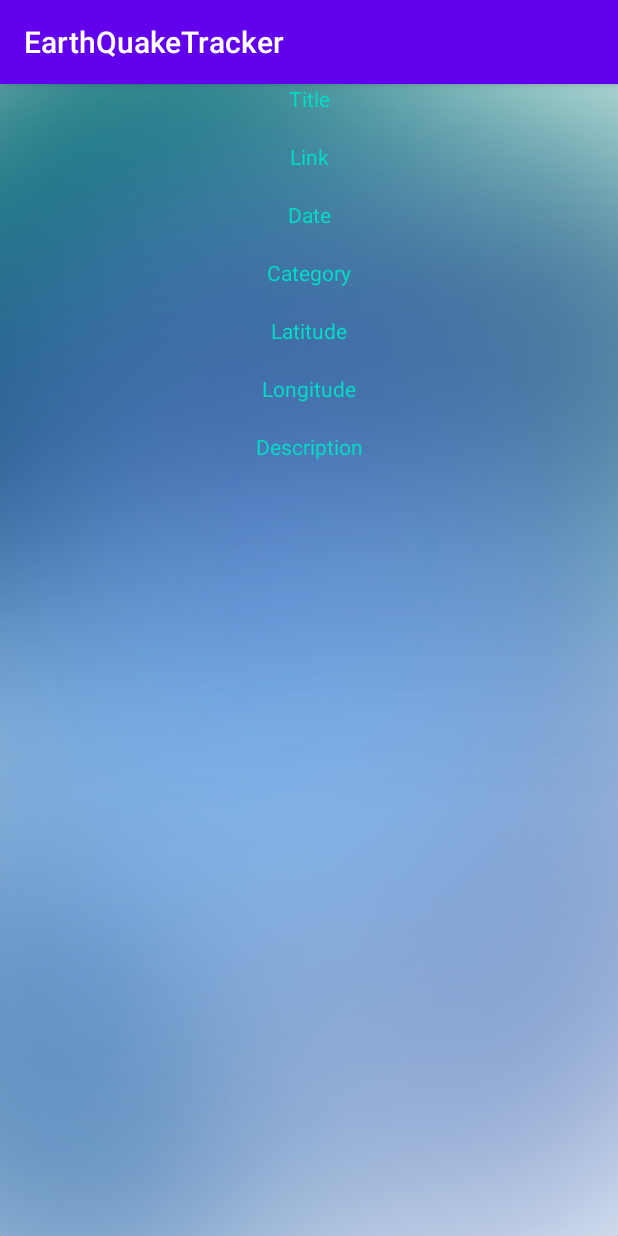
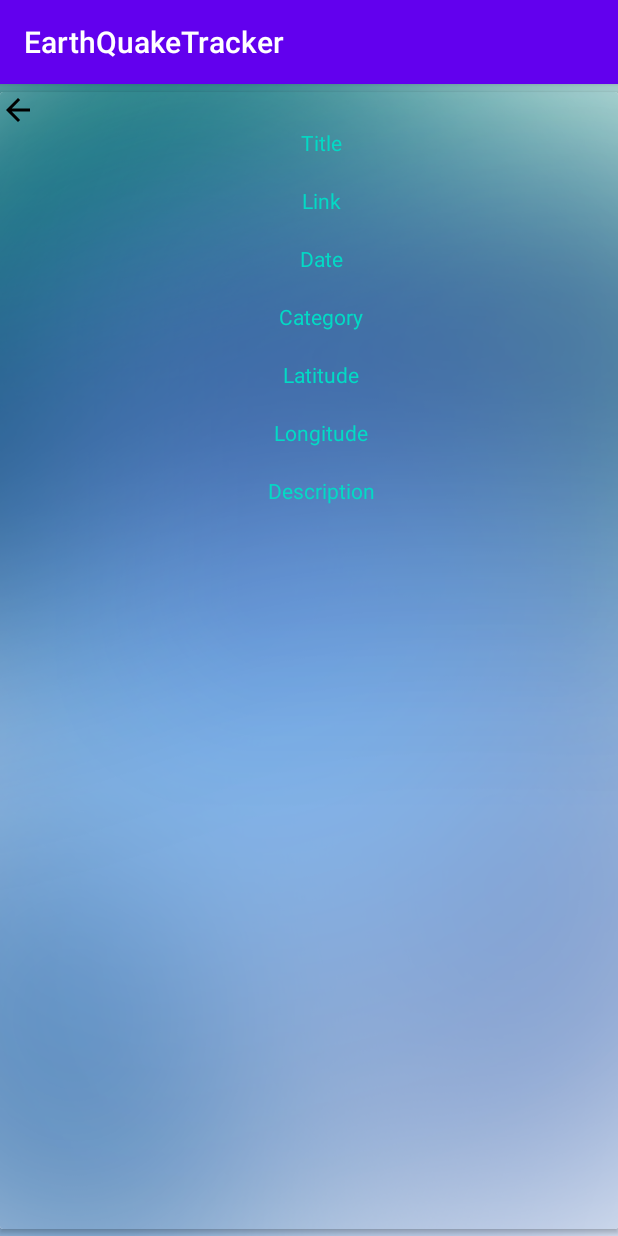
Before and after one commit to Wolfof420Street/EarthQuakeTracker, an Android app: the EarthQuakeDetailActivity screen opened directly, with no data from a screen before it, on a phone screen of 412 x 824 dp. Run offline under Robolectric (Android 15) with nearby library versions, the light colour scheme and no system bars.

Commit message:
adding back button

```diff
--- a/app/src/main/AndroidManifest.xml
+++ b/app/src/main/AndroidManifest.xml
@@ -12,6 +12,7 @@
         android:roundIcon="@mipmap/ic_launcher_round"
         android:supportsRtl="true"
         android:theme="@style/AppTheme">
+        android:usesCleartextTraffic="true"
         <activity android:name=".UI.EarthQuakeDetailActivity"></activity>
         <activity android:name=".UI.MainActivity">
             <intent-filter>
--- a/app/src/main/java/com/faith/earthquaketracker/UI/EarthQuakeDetailActivity.java
+++ b/app/src/main/java/com/faith/earthquaketracker/UI/EarthQuakeDetailActivity.java
@@ -1,10 +1,12 @@
 package com.faith.earthquaketracker.UI;
-
+//Mbatha Faith S1803443
 import androidx.appcompat.app.AppCompatActivity;
 
 import android.content.Intent;
 import android.os.Bundle;
 import android.util.Log;
+import android.view.View;
+import android.widget.ImageView;
 import android.widget.TextView;
 
 import com.faith.earthquaketracker.R;
@@ -19,6 +21,7 @@ public class EarthQuakeDetailActivity extends AppCompatActivity {
     TextView latTxt;
     TextView longTxt;
     TextView descriptionTxt;
+    ImageView bckBtn;
 
     //defining variables
     String title;
@@ -42,6 +45,7 @@ public class EarthQuakeDetailActivity extends AppCompatActivity {
         latTxt = findViewById(R.id.latTxt);
         longTxt = findViewById(R.id.longTxt);
         descriptionTxt = findViewById(R.id.descriptionTxt);
+        bckBtn = findViewById(R.id.backBtn);
 
         //getting data from previous activity
 
@@ -66,6 +70,15 @@ public class EarthQuakeDetailActivity extends AppCompatActivity {
         longTxt.setText(longtd);
         descriptionTxt.setText(description);
 
+        //backBtn
+        bckBtn.setOnClickListener(new View.OnClickListener() {
+            @Override
+            public void onClick(View v) {
+                startActivity(new Intent(EarthQuakeDetailActivity.this, MainActivity.class));
+                finish();
+            }
+        });
+
 
     }
 }
--- a/app/src/main/java/com/faith/earthquaketracker/models/EarthQuake.java
+++ b/app/src/main/java/com/faith/earthquaketracker/models/EarthQuake.java
@@ -1,4 +1,6 @@
 package com.faith.earthquaketracker.models;
+
+//Mbatha Faith S1803443
 
 //model class to store data
 public class EarthQuake {
--- /dev/null
+++ b/app/src/main/res/drawable/ic_arrow_back_black_24dp.xml
@@ -0,0 +1,9 @@
+<vector xmlns:android="http://schemas.android.com/apk/res/android"
+        android:width="24dp"
+        android:height="24dp"
+        android:viewportWidth="24.0"
+        android:viewportHeight="24.0">
+    <path
+        android:fillColor="#FF000000"
+        android:pathData="M20,11H7.83l5.59,-5.59L12,4l-8,8 8,8 1.41,-1.41L7.83,13H20v-2z"/>
+</vector>
--- a/app/src/main/res/layout/activity_earth_quake_detail.xml
+++ b/app/src/main/res/layout/activity_earth_quake_detail.xml
@@ -1,4 +1,5 @@
 <?xml version="1.0" encoding="utf-8"?>
+
 <androidx.constraintlayout.widget.ConstraintLayout xmlns:android="http://schemas.android.com/apk/res/android"
     xmlns:app="http://schemas.android.com/apk/res-auto"
     xmlns:tools="http://schemas.android.com/tools"
@@ -6,112 +7,135 @@
     android:layout_height="match_parent"
     android:background="@drawable/bg"
     tools:context=".UI.EarthQuakeDetailActivity">
-
+    //Mbatha Faith S1803443
     <androidx.cardview.widget.CardView
-        android:background="@drawable/bg"
+        android:id="@+id/cardView"
         android:layout_width="match_parent"
         android:layout_height="wrap_content"
+        android:background="@drawable/bg"
         app:layout_constraintBottom_toBottomOf="parent"
         app:layout_constraintEnd_toEndOf="parent"
         app:layout_constraintStart_toStartOf="parent"
-        app:layout_constraintTop_toTopOf="parent" >
+        app:layout_constraintTop_toTopOf="parent">
+
+
         <LinearLayout
+            android:layout_width="428dp"
+            android:layout_height="758dp"
             android:background="@drawable/bg"
-            android:layout_width="match_parent"
-            android:layout_height="wrap_content"
             android:orientation="vertical">
+
+            <ImageView
+                android:id="@+id/backBtn"
+                android:layout_width="wrap_content"
+                android:layout_height="wrap_content"
+                android:src="@drawable/ic_arrow_back_black_24dp"
+
+                />
+
             <TextView
                 android:layout_width="match_parent"
                 android:layout_height="wrap_content"
+                android:gravity="center_horizontal"
                 android:text="Title"
-                android:textColor="@color/colorAccent"
                 android:textAlignment="center"
-                android:gravity="center_horizontal" />
+                android:textColor="@color/colorAccent" />
+
             <TextView
                 android:id="@+id/titleTxt"
                 android:layout_width="match_parent"
                 android:layout_height="wrap_content"
+                android:gravity="center_horizontal"
                 android:text="title"
-                android:textAlignment="center"
-                android:gravity="center_horizontal" />
+                android:textAlignment="center" />
+
             <TextView
                 android:layout_width="match_parent"
                 android:layout_height="wrap_content"
+                android:gravity="center_horizontal"
                 android:text="Link"
-                android:textColor="@color/colorAccent"
                 android:textAlignment="center"
-                android:gravity="center_horizontal" />
+                android:textColor="@color/colorAccent" />
+
             <TextView
                 android:id="@+id/linkedTxt"
                 android:layout_width="match_parent"
                 android:layout_height="wrap_content"
+                android:gravity="center_horizontal"
                 android:text="title"
-                android:textAlignment="center"
-                android:gravity="center_horizontal" />
+                android:textAlignment="center" />
+
             <TextView
                 android:layout_width="match_parent"
                 android:layout_height="wrap_content"
+                android:gravity="center_horizontal"
                 android:text="Date"
-                android:textColor="@color/colorAccent"
                 android:textAlignment="center"
-                android:gravity="center_horizontal" />
+                android:textColor="@color/colorAccent" />
+
             <TextView
                 android:id="@+id/dateTxt"
                 android:layout_width="match_parent"
                 android:layout_height="wrap_content"
+                android:gravity="center_horizontal"
                 android:text="title"
-                android:textAlignment="center"
-                android:gravity="center_horizontal" />
+                android:textAlignment="center" />
+
             <TextView
                 android:layout_width="match_parent"
                 android:layout_height="wrap_content"
+                android:gravity="center_horizontal"
                 android:text="Category"
-                android:textColor="@color/colorAccent"
                 android:textAlignment="center"
-                android:gravity="center_horizontal" />
+                android:textColor="@color/colorAccent" />
+
             <TextView
                 android:id="@+id/categoryTxt"
                 android:layout_width="match_parent"
                 android:layout_height="wrap_content"
+                android:gravity="center_horizontal"
                 android:text="title"
-                android:textAlignment="center"
-                android:gravity="center_horizontal" />
+                android:textAlignment="center" />
+
             <TextView
                 android:layout_width="match_parent"
                 android:layout_height="wrap_content"
+                android:gravity="center_horizontal"
                 android:text="Latitude"
-                android:textColor="@color/colorAccent"
                 android:textAlignment="center"
-                android:gravity="center_horizontal" />
+                android:textColor="@color/colorAccent" />
 
             <TextView
                 android:id="@+id/latTxt"
                 android:layout_width="match_parent"
                 android:layout_height="wrap_content"
+                android:gravity="center_horizontal"
                 android:text="title"
-                android:textAlignment="center"
-                android:gravity="center_horizontal" />
+                android:textAlignment="center" />
+
             <TextView
                 android:layout_width="match_parent"
                 android:layout_height="wrap_content"
+                android:gravity="center_horizontal"
                 android:text="Longitude"
-                android:textColor="@color/colorAccent"
                 android:textAlignment="center"
-                android:gravity="center_horizontal" />
+                android:textColor="@color/colorAccent" />
+
             <TextView
                 android:id="@+id/longTxt"
                 android:layout_width="match_parent"
                 android:layout_height="wrap_content"
+                android:gravity="center_horizontal"
                 android:text="title"
-                android:textAlignment="center"
-                android:gravity="center_horizontal" />
+                android:textAlignment="center" />
+
             <TextView
                 android:layout_width="match_parent"
                 android:layout_height="wrap_content"
+                android:gravity="center_horizontal"
                 android:text="Description"
-                android:textColor="@color/colorAccent"
                 android:textAlignment="center"
-                android:gravity="center_horizontal" />
+                android:textColor="@color/colorAccent" />
 
             <TextView
                 android:id="@+id/descriptionTxt"
--- a/app/src/main/res/layout/activity_main.xml
+++ b/app/src/main/res/layout/activity_main.xml
@@ -1,4 +1,5 @@
 <?xml version="1.0" encoding="utf-8"?>
+
 <RelativeLayout
     xmlns:android="http://schemas.android.com/apk/res/android"
     xmlns:tools="http://schemas.android.com/tools"
@@ -8,7 +9,7 @@
     tools:context=".UI.MainActivity">
 
 
-
+    //Mbatha Faith S1803443
 
     <TextView
         android:id="@+id/txt_search"
```
Also changed, not shown: app/src/main/java/com/faith/earthquaketracker/UI/MainActivity.java (+83 -0 lines).
